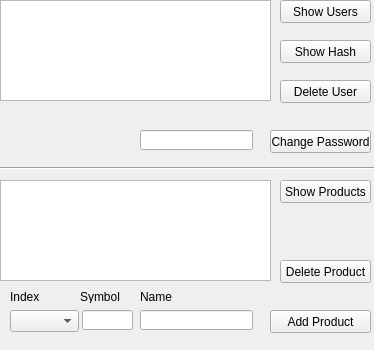
The window that mex_adminpanel.ui (tradebrse/MEX_Client) describes before a commit, drawn with Qt 5.
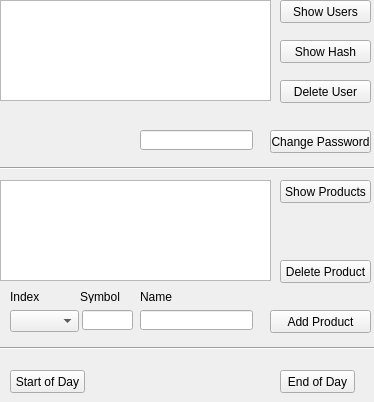
The same window after the commit.

Commit message: Added Start and End Of Day functions, tradable order variable, MEX Logo, cancelOrder function with context menu, removed unnecessary function calls and debugging

Patch:
```diff
--- a/mex_adminpanel.ui
+++ b/mex_adminpanel.ui
@@ -7,7 +7,7 @@
     <x>0</x>
     <y>0</y>
     <width>374</width>
-    <height>350</height>
+    <height>402</height>
    </rect>
   </property>
   <property name="windowTitle">
@@ -246,6 +246,45 @@
     <string>Name</string>
    </property>
   </widget>
+  <widget class="QPushButton" name="btnSOD">
+   <property name="geometry">
+    <rect>
+     <x>10</x>
+     <y>370</y>
+     <width>75</width>
+     <height>23</height>
+    </rect>
+   </property>
+   <property name="text">
+    <string>Start of Day</string>
+   </property>
+  </widget>
+  <widget class="Line" name="line_2">
+   <property name="geometry">
+    <rect>
+     <x>0</x>
+     <y>340</y>
+     <width>381</width>
+     <height>16</height>
+    </rect>
+   </property>
+   <property name="orientation">
+    <enum>Qt::Horizontal</enum>
+   </property>
+  </widget>
+  <widget class="QPushButton" name="btnEOD">
+   <property name="geometry">
+    <rect>
+     <x>280</x>
+     <y>370</y>
+     <width>75</width>
+     <height>23</height>
+    </rect>
+   </property>
+   <property name="text">
+    <string>End of Day</string>
+   </property>
+  </widget>
  </widget>
  <tabstops>
   <tabstop>lwUsers</tabstop>
```
The commit also changes 13 other files.
